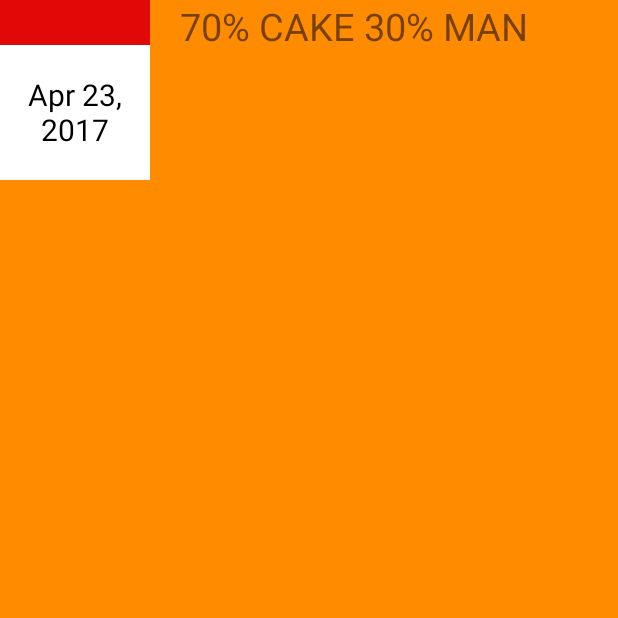
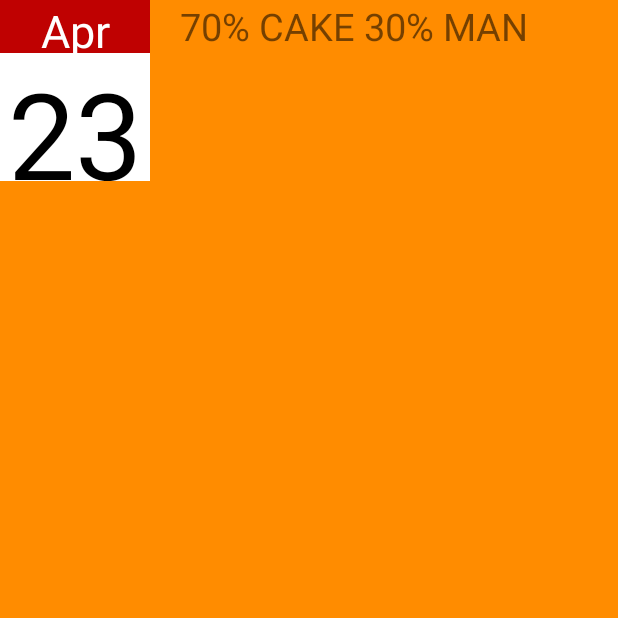
Before and after one commit to IanTennyson/Project2-FoodManagerApp, an Android app: the FoodTrackerActivity screen opened directly, with no data from a screen before it, on a phone screen of 412 x 824 dp, the top half of it. Run offline under Robolectric (Android 15) with nearby library versions, the phone set to English and light mode, and no system bars.

Commit message:
seperated my months and days in my display

```diff
--- a/app/src/main/java/example/codeclan/com/myfoodtracker/Food.java
+++ b/app/src/main/java/example/codeclan/com/myfoodtracker/Food.java
@@ -11,18 +11,25 @@ import java.util.Date;
  */
 
 public class Food implements Serializable {
+    private String month;
     private String day;
     private String journal;
     private MealType meal;
     private String food;
+
 //  private int calories;
 
-    public Food (String day, String journal, MealType meal, String food){
+    public Food (String month, String day, String journal, MealType meal, String food){
+        this.month = month;
         this.day = day;
         this.journal = journal;
         this.meal = meal;
         this.food = food;
 //      this.calories = calories;
+    }
+
+    public String getMonth(){
+        return this.month;
     }
 
     public String getDay(){
@@ -40,6 +47,7 @@ public class Food implements Serializable {
     public String getFood(){
         return this.food;
     }
+
 
 }
 
--- a/app/src/main/java/example/codeclan/com/myfoodtracker/FoodTrackerAdapter.java
+++ b/app/src/main/java/example/codeclan/com/myfoodtracker/FoodTrackerAdapter.java
@@ -30,6 +30,9 @@ public class FoodTrackerAdapter extends ArrayAdapter<Food> {
 
         Food currentFood = getItem(position);
 
+        TextView month = (TextView) listItemView.findViewById(R.id.month);
+        month.setText(currentFood.getMonth());
+
         TextView day = (TextView) listItemView.findViewById(R.id.day);
         day.setText(currentFood.getDay());
 
--- a/app/src/main/res/layout/activity_launcher.xml
+++ b/app/src/main/res/layout/activity_launcher.xml
@@ -18,6 +18,7 @@
         android:id="@+id/user_name"
 
         android:hint="USERNAME"
+        android:inputType="textCapCharacters"
         android:textColorHint="#ffffff"
         android:layout_width="wrap_content"
         android:layout_height="wrap_content"
--- a/app/src/main/res/layout/activity_navigation.xml
+++ b/app/src/main/res/layout/activity_navigation.xml
@@ -15,6 +15,7 @@
         android:id="@+id/display_user_name"
 
         android:hint="Guest User"
+        android:fontFamily="Watchworld Demo"
         android:textSize="30dp"
         android:layout_width="wrap_content"
         android:layout_height="wrap_content"
--- a/app/src/main/res/layout/food_items.xml
+++ b/app/src/main/res/layout/food_items.xml
@@ -14,22 +14,24 @@
 
 
     <TextView
+        android:id="@+id/month"
+
+
         android:layout_width="100dp"
-        android:layout_height="30dp"
-        android:textSize="20dp"
+        android:layout_height="35dp"
+        android:textSize="30dp"
         android:textAlignment="center"
         android:layout_marginRight="20dp"
         android:textColor="#ffffff"
-        android:background="#e30808"
-
+        android:background="#bf0101"
         />
 
         <TextView
             android:id="@+id/day"
 
             android:layout_width="100dp"
-            android:layout_height="90dp"
-            android:textSize="20dp"
+            android:layout_height="85dp"
+            android:textSize="80dp"
             android:textAlignment="center"
             android:layout_marginRight="20dp"
             android:textColor="#000000"
@@ -50,6 +52,7 @@
         <TextView
             android:id="@+id/journal"
 
+            android:hint="CLICK HERE TO ADD A JOURNAL ENTRY"
             android:textSize="25dp"
             android:layout_width="fill_parent"
             android:layout_height="70dp"
```
Also changed, not shown: app/src/main/java/example/codeclan/com/myfoodtracker/EatActivity.java (+7 -10 lines).
